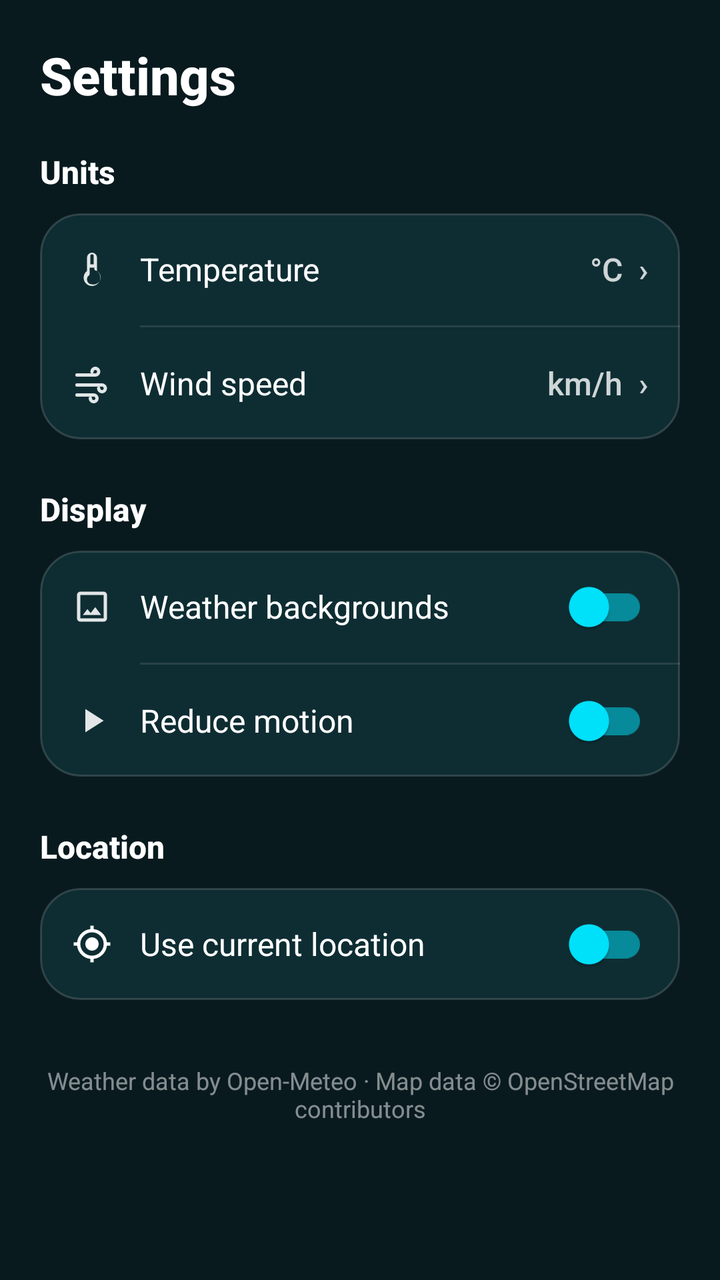
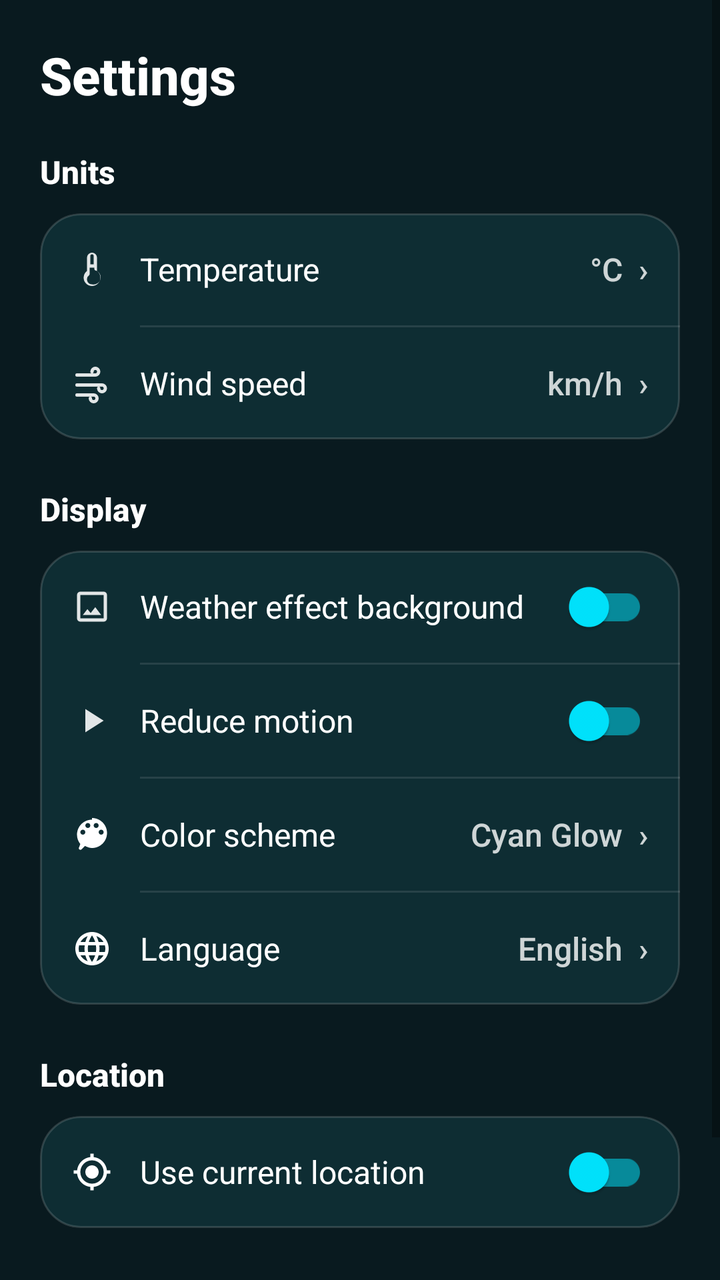

An Android layout rendered at two revisions. The XML below is the earlier revision; the diff shows what the commit changed to produce the second picture.
<!-- AndroidManifest.xml: application theme Theme.K3Weather -->
<!-- res/layout/layout_settings.xml -->
<?xml version="1.0" encoding="utf-8"?>
<ScrollView xmlns:android="http://schemas.android.com/apk/res/android"
    xmlns:app="http://schemas.android.com/apk/res-auto"
    android:layout_width="match_parent"
    android:layout_height="match_parent"
    android:background="@android:color/transparent"
    android:fillViewport="true">

    <LinearLayout
        android:layout_width="match_parent"
        android:layout_height="wrap_content"
        android:orientation="vertical"
        android:padding="20dp">

        
        <TextView
            android:layout_width="match_parent"
            android:layout_height="wrap_content"
            android:text="Settings"
            android:textColor="@android:color/white"
            android:textSize="26sp"
            android:textStyle="bold"
            android:fontFamily="sans-serif-medium"
            android:layout_marginBottom="20dp" />

        
        <TextView
            android:layout_width="match_parent"
            android:layout_height="wrap_content"
            android:text="Units"
            android:textColor="@android:color/white"
            android:textSize="16sp"
            android:textStyle="bold"
            android:fontFamily="sans-serif-medium"
            android:layout_marginBottom="10dp" />

        <LinearLayout
            android:layout_width="match_parent"
            android:layout_height="wrap_content"
            android:background="@drawable/bg_card_translucent"
            android:orientation="vertical"
            android:clipToOutline="true">

            
            <LinearLayout
                android:id="@+id/rowTemperature"
                android:layout_width="match_parent"
                android:layout_height="56dp"
                android:background="?attr/selectableItemBackground"
                android:clickable="true"
                android:focusable="true"
                android:gravity="center_vertical"
                android:orientation="horizontal"
                android:paddingHorizontal="16dp">

                <ImageView
                    android:layout_width="20dp"
                    android:layout_height="20dp"
                    android:contentDescription="@null"
                    android:src="@drawable/ic_thermometer"
                    app:tint="@android:color/white" />

                <TextView
                    android:layout_width="0dp"
                    android:layout_height="wrap_content"
                    android:layout_weight="1"
                    android:layout_marginStart="14dp"
                    android:text="Temperature"
                    android:textColor="@android:color/white"
                    android:textSize="16sp"
                    android:fontFamily="sans-serif" />

                <TextView
                    android:id="@+id/tvTemperatureUnitValue"
                    android:layout_width="wrap_content"
                    android:layout_height="wrap_content"
                    android:text="°C  ›"
                    android:textColor="#CCFFFFFF"
                    android:textSize="16sp"
                    android:fontFamily="sans-serif-medium" />
            </LinearLayout>

            <View
                android:layout_width="match_parent"
                android:layout_height="1dp"
                android:layout_marginStart="50dp"
                android:background="#1AFFFFFF" />

            
            <LinearLayout
                android:id="@+id/rowWindSpeed"
                android:layout_width="match_parent"
                android:layout_height="56dp"
                android:background="?attr/selectableItemBackground"
                android:clickable="true"
                android:focusable="true"
                android:gravity="center_vertical"
                android:orientation="horizontal"
                android:paddingHorizontal="16dp">

                <ImageView
                    android:layout_width="20dp"
                    android:layout_height="20dp"
                    android:contentDescription="@null"
                    android:src="@drawable/ic_wind"
                    app:tint="@android:color/white" />

                <TextView
                    android:layout_width="0dp"
                    android:layout_height="wrap_content"
                    android:layout_weight="1"
                    android:layout_marginStart="14dp"
                    android:text="Wind speed"
                    android:textColor="@android:color/white"
                    android:textSize="16sp"
                    android:fontFamily="sans-serif" />

                <TextView
                    android:id="@+id/tvWindSpeedUnitValue"
                    android:layout_width="wrap_content"
                    android:layout_height="wrap_content"
                    android:text="km/h  ›"
                    android:textColor="#CCFFFFFF"
                    android:textSize="16sp"
                    android:fontFamily="sans-serif-medium" />
            </LinearLayout>
        </LinearLayout>

        
        <TextView
            android:layout_width="match_parent"
            android:layout_height="wrap_content"
            android:layout_marginTop="24dp"
            android:layout_marginBottom="10dp"
            android:text="Display"
            android:textColor="@android:color/white"
            android:textSize="16sp"
            android:textStyle="bold"
            android:fontFamily="sans-serif-medium" />

        <LinearLayout
            android:layout_width="match_parent"
            android:layout_height="wrap_content"
            android:background="@drawable/bg_card_translucent"
            android:orientation="vertical"
            android:clipToOutline="true">

            
            <LinearLayout
                android:layout_width="match_parent"
                android:layout_height="56dp"
                android:gravity="center_vertical"
                android:orientation="horizontal"
                android:paddingHorizontal="16dp">

                <ImageView
                    android:layout_width="20dp"
                    android:layout_height="20dp"
                    android:contentDescription="@null"
                    android:src="@drawable/ic_image"
                    app:tint="@android:color/white" />

                <TextView
                    android:layout_width="0dp"
                    android:layout_height="wrap_content"
                    android:layout_weight="1"
                    android:layout_marginStart="14dp"
                    android:text="Weather backgrounds"
                    android:textColor="@android:color/white"
                    android:textSize="16sp"
                    android:fontFamily="sans-serif" />

                <androidx.appcompat.widget.SwitchCompat
                    android:id="@+id/weatherBackgroundsSwitch"
                    android:layout_width="wrap_content"
                    android:layout_height="wrap_content"
                    app:thumbTint="@color/accent_cyan"
                    app:trackTint="#8000E5FF" />
            </LinearLayout>

            <View
                android:layout_width="match_parent"
                android:layout_height="1dp"
                android:layout_marginStart="50dp"
                android:background="#1AFFFFFF" />

            
            <LinearLayout
                android:layout_width="match_parent"
                android:layout_height="56dp"
                android:gravity="center_vertical"
                android:orientation="horizontal"
                android:paddingHorizontal="16dp">

                <ImageView
                    android:layout_width="20dp"
                    android:layout_height="20dp"
                    android:contentDescription="@null"
                    android:src="@drawable/ic_reduce_motion"
                    app:tint="@android:color/white" />

                <TextView
                    android:layout_width="0dp"
                    android:layout_height="wrap_content"
                    android:layout_weight="1"
                    android:layout_marginStart="14dp"
                    android:text="Reduce motion"
                    android:textColor="@android:color/white"
                    android:textSize="16sp"
                    android:fontFamily="sans-serif" />

                <androidx.appcompat.widget.SwitchCompat
                    android:id="@+id/reduceMotionSwitch"
                    android:layout_width="wrap_content"
                    android:layout_height="wrap_content"
                    app:thumbTint="@color/accent_cyan"
                    app:trackTint="#8000E5FF" />
            </LinearLayout>
        </LinearLayout>

        
        <TextView
            android:layout_width="match_parent"
            android:layout_height="wrap_content"
            android:layout_marginTop="24dp"
            android:layout_marginBottom="10dp"
            android:text="Location"
            android:textColor="@android:color/white"
            android:textSize="16sp"
            android:textStyle="bold"
            android:fontFamily="sans-serif-medium" />

        <LinearLayout
            android:layout_width="match_parent"
            android:layout_height="wrap_content"
            android:background="@drawable/bg_card_translucent"
            android:orientation="vertical"
            android:clipToOutline="true">

            
            <LinearLayout
                android:layout_width="match_parent"
                android:layout_height="56dp"
                android:gravity="center_vertical"
                android:orientation="horizontal"
                android:paddingHorizontal="16dp">

                <ImageView
                    android:layout_width="20dp"
                    android:layout_height="20dp"
                    android:contentDescription="@null"
                    android:src="@drawable/ic_location"
                    app:tint="@android:color/white" />

                <TextView
                    android:layout_width="0dp"
                    android:layout_height="wrap_content"
                    android:layout_weight="1"
                    android:layout_marginStart="14dp"
                    android:text="Use current location"
                    android:textColor="@android:color/white"
                    android:textSize="16sp"
                    android:fontFamily="sans-serif" />

                <androidx.appcompat.widget.SwitchCompat
                    android:id="@+id/currentLocationSwitch"
                    android:layout_width="wrap_content"
                    android:layout_height="wrap_content"
                    app:thumbTint="@color/accent_cyan"
                    app:trackTint="#8000E5FF" />
            </LinearLayout>
        </LinearLayout>

        
        <TextView
            android:id="@+id/attributions"
            android:layout_width="match_parent"
            android:layout_height="wrap_content"
            android:layout_marginTop="32dp"
            android:layout_marginBottom="24dp"
            android:gravity="center"
            android:text="Weather data by Open-Meteo · Map data © OpenStreetMap contributors"
            android:textColor="#80FFFFFF"
            android:textSize="12sp"
            android:fontFamily="sans-serif" />

    </LinearLayout>
</ScrollView>
<!-- resources referenced by this layout -->
<resources>
  <color name="accent_cyan">#00E5FF</color>
  <style name="Theme.K3Weather" parent="Theme.MaterialComponents.DayNight.NoActionBar">
          <item name="colorPrimary">@color/primary_teal</item>
          <item name="colorPrimaryVariant">@color/primary_dark_teal</item>
          <item name="colorSecondary">@color/accent_cyan</item>
          <item name="android:statusBarColor">@android:color/transparent</item>
          <item name="android:navigationBarColor">@color/nav_bar_bg</item>
          <item name="android:windowBackground">@color/primary_dark_teal</item>
          <item name="android:windowLightStatusBar">false</item>
      </style>
  <color name="primary_teal">#0F2C33</color>
  <color name="primary_dark_teal">#091A1F</color>
  <color name="nav_bar_bg">#F20A1D22</color>
  <!-- unchanged entries left out for length: 6 -->
</resources>

<!-- the commit's change to res/layout/layout_settings.xml (unified diff, before → after) -->
@@ -16,7 +16,7 @@
         <TextView
             android:layout_width="match_parent"
             android:layout_height="wrap_content"
-            android:text="Settings"
+            android:text="@string/settings_title"
             android:textColor="@android:color/white"
             android:textSize="26sp"
             android:textStyle="bold"
@@ -27,7 +27,7 @@
         <TextView
             android:layout_width="match_parent"
             android:layout_height="wrap_content"
-            android:text="Units"
+            android:text="@string/settings_section_units"
             android:textColor="@android:color/white"
             android:textSize="16sp"
             android:textStyle="bold"
@@ -65,7 +65,7 @@
                     android:layout_height="wrap_content"
                     android:layout_weight="1"
                     android:layout_marginStart="14dp"
-                    android:text="Temperature"
+                    android:text="@string/settings_temperature"
                     android:textColor="@android:color/white"
                     android:textSize="16sp"
                     android:fontFamily="sans-serif" />
@@ -110,7 +110,7 @@
                     android:layout_height="wrap_content"
                     android:layout_weight="1"
                     android:layout_marginStart="14dp"
-                    android:text="Wind speed"
+                    android:text="@string/settings_wind_speed"
                     android:textColor="@android:color/white"
                     android:textSize="16sp"
                     android:fontFamily="sans-serif" />
@@ -132,7 +132,7 @@
             android:layout_height="wrap_content"
             android:layout_marginTop="24dp"
             android:layout_marginBottom="10dp"
-            android:text="Display"
+            android:text="@string/settings_section_display"
             android:textColor="@android:color/white"
             android:textSize="16sp"
             android:textStyle="bold"
@@ -165,7 +165,7 @@
                     android:layout_height="wrap_content"
                     android:layout_weight="1"
                     android:layout_marginStart="14dp"
-                    android:text="Weather backgrounds"
+                    android:text="@string/settings_weather_backgrounds"
                     android:textColor="@android:color/white"
                     android:textSize="16sp"
                     android:fontFamily="sans-serif" />
@@ -204,7 +204,7 @@
                     android:layout_height="wrap_content"
                     android:layout_weight="1"
                     android:layout_marginStart="14dp"
-                    android:text="Reduce motion"
+                    android:text="@string/settings_reduce_motion"
                     android:textColor="@android:color/white"
                     android:textSize="16sp"
                     android:fontFamily="sans-serif" />
@@ -216,6 +216,96 @@
                     app:thumbTint="@color/accent_cyan"
                     app:trackTint="#8000E5FF" />
             </LinearLayout>
+
+            <View
+                android:layout_width="match_parent"
+                android:layout_height="1dp"
+                android:layout_marginStart="50dp"
+                android:background="#1AFFFFFF" />
+
+            
+            <LinearLayout
+                android:id="@+id/rowColorScheme"
+                android:layout_width="match_parent"
+                android:layout_height="56dp"
+                android:background="?attr/selectableItemBackground"
+                android:clickable="true"
+                android:focusable="true"
+                android:gravity="center_vertical"
+                android:orientation="horizontal"
+                android:paddingHorizontal="16dp">
+
+                <ImageView
+                    android:layout_width="20dp"
+                    android:layout_height="20dp"
+                    android:contentDescription="@null"
+                    android:src="@drawable/ic_palette"
+                    app:tint="@android:color/white" />
+
+                <TextView
+                    android:layout_width="0dp"
+                    android:layout_height="wrap_content"
+                    android:layout_weight="1"
+                    android:layout_marginStart="14dp"
+                    android:text="@string/settings_color_scheme"
+                    android:textColor="@android:color/white"
+                    android:textSize="16sp"
+                    android:fontFamily="sans-serif" />
+
+                <TextView
+                    android:id="@+id/tvColorSchemeValue"
+                    android:layout_width="wrap_content"
+                    android:layout_height="wrap_content"
+                    android:text="Cyan Glow  ›"
+                    android:textColor="#CCFFFFFF"
+                    android:textSize="16sp"
+                    android:fontFamily="sans-serif-medium" />
+            </LinearLayout>
+
+            <View
+                android:layout_width="match_parent"
+                android:layout_height="1dp"
+                android:layout_marginStart="50dp"
+                android:background="#1AFFFFFF" />
+
+            
+            <LinearLayout
+                android:id="@+id/rowLanguage"
+                android:layout_width="match_parent"
+                android:layout_height="56dp"
+                android:background="?attr/selectableItemBackground"
+                android:clickable="true"
+                android:focusable="true"
+                android:gravity="center_vertical"
+                android:orientation="horizontal"
+                android:paddingHorizontal="16dp">
+
+                <ImageView
+                    android:layout_width="20dp"
+                    android:layout_height="20dp"
+                    android:contentDescription="@null"
+                    android:src="@drawable/ic_language"
+                    app:tint="@android:color/white" />
+
+                <TextView
+                    android:layout_width="0dp"
+                    android:layout_height="wrap_content"
+                    android:layout_weight="1"
+                    android:layout_marginStart="14dp"
+                    android:text="@string/settings_language"
+                    android:textColor="@android:color/white"
+                    android:textSize="16sp"
+                    android:fontFamily="sans-serif" />
+
+                <TextView
+                    android:id="@+id/tvLanguageValue"
+                    android:layout_width="wrap_content"
+                    android:layout_height="wrap_content"
+                    android:text="English  ›"
+                    android:textColor="#CCFFFFFF"
+                    android:textSize="16sp"
+                    android:fontFamily="sans-serif-medium" />
+            </LinearLayout>
         </LinearLayout>
 
         
@@ -224,7 +314,7 @@
             android:layout_height="wrap_content"
             android:layout_marginTop="24dp"
             android:layout_marginBottom="10dp"
-            android:text="Location"
+            android:text="@string/settings_section_location"
             android:textColor="@android:color/white"
             android:textSize="16sp"
             android:textStyle="bold"
@@ -257,7 +347,7 @@
                     android:layout_height="wrap_content"
                     android:layout_weight="1"
                     android:layout_marginStart="14dp"
-                    android:text="Use current location"
+                    android:text="@string/settings_use_current_location"
                     android:textColor="@android:color/white"
                     android:textSize="16sp"
                     android:fontFamily="sans-serif" />
@@ -279,7 +369,7 @@
             android:layout_marginTop="32dp"
             android:layout_marginBottom="24dp"
             android:gravity="center"
-            android:text="Weather data by Open-Meteo · Map data © OpenStreetMap contributors"
+            android:text="@string/settings_attribution"
             android:textColor="#80FFFFFF"
             android:textSize="12sp"
             android:fontFamily="sans-serif" />
<!-- resource entries referenced after the edit -->
@@ -1,18 +1,50 @@
 <!-- resources referenced by this layout -->
 <resources>
   <color name="accent_cyan">#00E5FF</color>
+  <!-- drawable ic_language (drawable) -->
+  <vector xmlns:android="http://schemas.android.com/apk/res/android"
+      android:width="24dp"
+      android:height="24dp"
+      android:viewportWidth="24"
+      android:viewportHeight="24">
+      <path
+          android:fillColor="@android:color/white"
+          android:pathData="M11.99,2C6.47,2 2,6.48 2,12s4.47,10 9.99,10C17.52,22 22,17.52 22,12S17.52,2 11.99,2zM18.92,8h-2.95c-0.32,-1.25 -0.78,-2.45 -1.38,-3.56 1.84,0.63 3.37,1.91 4.33,3.56zM12,4.04c0.83,1.2 1.48,2.53 1.91,3.96h-3.82c0.43,-1.43 1.08,-2.76 1.91,-3.96zM4.26,14C4.1,13.36 4,12.69 4,12s0.1,-1.36 0.26,-2h3.38c-0.08,0.66 -0.14,1.32 -0.14,2 0,0.68 0.06,1.34 0.14,2H4.26zM5.08,16h2.95c0.32,1.25 0.78,2.45 1.38,3.56 -1.84,-0.63 -3.37,-1.9 -4.33,-3.56zM8.03,8H5.08c0.96,-1.66 2.49,-2.93 4.33,-3.56C8.81,5.55 8.35,6.75 8.03,8zM12,19.96c-0.83,-1.2 -1.48,-2.53 -1.91,-3.96h3.82c-0.43,1.43 -1.08,2.76 -1.91,3.96zM14.34,14H9.66c-0.09,-0.66 -0.16,-1.32 -0.16,-2 0,-0.68 0.07,-1.35 0.16,-2h4.68c0.09,0.65 0.16,1.32 0.16,2 0,0.68 -0.07,1.34 -0.16,2zM14.59,19.56c0.6,-1.11 1.06,-2.31 1.38,-3.56h2.95c-0.96,1.65 -2.49,2.93 -4.33,3.56zM16.36,14c0.08,-0.66 0.14,-1.32 0.14,-2 0,-0.68 -0.06,-1.34 -0.14,-2h3.38c0.16,0.64 0.26,1.31 0.26,2s-0.1,1.36 -0.26,2h-3.38z" />
+  </vector>
+  <!-- drawable ic_palette (drawable) -->
+  <vector xmlns:android="http://schemas.android.com/apk/res/android"
+      android:width="24dp"
+      android:height="24dp"
+      android:viewportWidth="24"
+      android:viewportHeight="24">
+      <path
+          android:fillColor="@android:color/white"
+          android:pathData="M12,3c-4.97,0 -9,4.03 -9,9 0,2.12 0.74,4.07 1.97,5.61L4.35,19.4c-0.39,0.39 -0.39,1.02 0,1.41 0.39,0.39 1.02,0.39 1.41,0l2.06,-2.06C9.17,19.46 10.53,20 12,20c4.97,0 9,-4.03 9,-9s-4.03,-9 -9,-9zM6.5,12c-0.83,0 -1.5,-0.67 -1.5,-1.5S5.67,9 6.5,9 8,9.67 8,10.5 7.33,12 6.5,12zM9.5,8C8.67,8 8,7.33 8,6.5S8.67,5 9.5,5s1.5,0.67 1.5,1.5S10.33,8 9.5,8zM14.5,8c-0.83,0 -1.5,-0.67 -1.5,-1.5S13.67,5 14.5,5s1.5,0.67 1.5,1.5S15.33,8 14.5,8zM17.5,12c-0.83,0 -1.5,-0.67 -1.5,-1.5S16.67,9 17.5,9s1.5,0.67 1.5,1.5 -0.67,1.5 -1.5,1.5z" />
+  </vector>
+  <string name="settings_attribution">Weather data by Open-Meteo · Map data © OpenStreetMap contributors</string>
+  <string name="settings_color_scheme">Color scheme</string>
+  <string name="settings_language">Language</string>
+  <string name="settings_reduce_motion">Reduce motion</string>
+  <string name="settings_section_display">Display</string>
+  <string name="settings_section_location">Location</string>
+  <string name="settings_section_units">Units</string>
+  <string name="settings_temperature">Temperature</string>
+  <string name="settings_title">Settings</string>
+  <string name="settings_use_current_location">Use current location</string>
+  <string name="settings_weather_backgrounds">Weather effect background</string>
+  <string name="settings_wind_speed">Wind speed</string>
   <style name="Theme.K3Weather" parent="Theme.MaterialComponents.DayNight.NoActionBar">
           <item name="colorPrimary">@color/primary_teal</item>
           <item name="colorPrimaryVariant">@color/primary_dark_teal</item>
           <item name="colorSecondary">@color/accent_cyan</item>
           <item name="android:statusBarColor">@android:color/transparent</item>
-          <item name="android:navigationBarColor">@color/nav_bar_bg</item>
+          <item name="android:navigationBarColor">@android:color/transparent</item>
           <item name="android:windowBackground">@color/primary_dark_teal</item>
           <item name="android:windowLightStatusBar">false</item>
+          <item name="android:windowDrawsSystemBarBackgrounds">true</item>
       </style>
   <color name="primary_teal">#0F2C33</color>
   <color name="primary_dark_teal">#091A1F</color>
-  <color name="nav_bar_bg">#F20A1D22</color>
   <!-- unchanged entries left out for length: 6 -->
 </resources>
 
